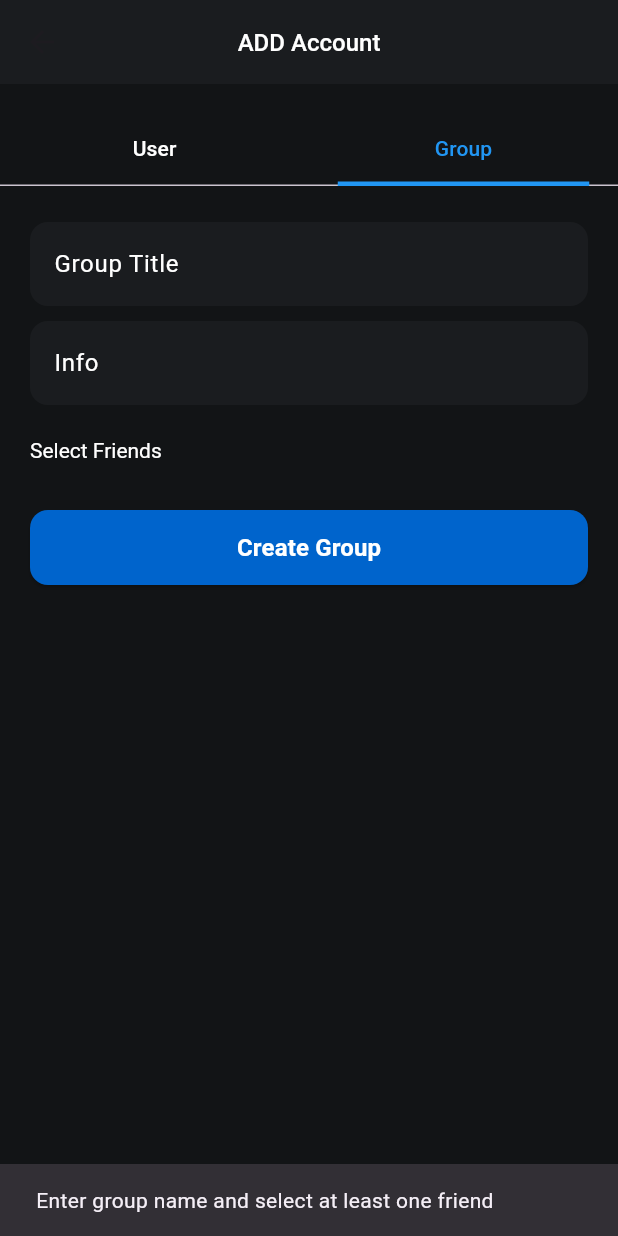
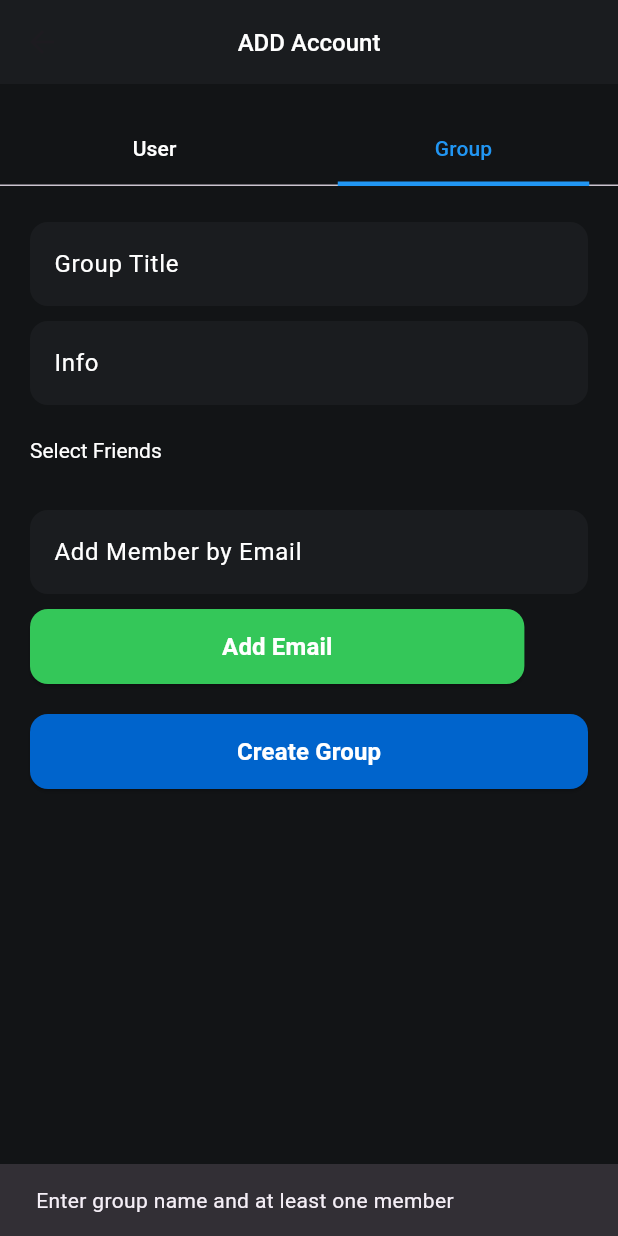
Before and after one commit to abdullah-habeel/ledgu, a Flutter app: the UserGroupScreen screen opened directly, tab 2 chosen, after a tap on "Create Group", on a phone screen of 412 x 824 dp. Run offline on Flutter 3.47's test engine with Material 3 defaults, Android fonts, the phone set to English and light mode, and no system bars; our stand-ins replace cloud_firestore, firebase_auth, firebase_core, pin_code_fields; accounts and stored records are empty.

Commit message:
new changes in ui

```diff
--- a/lib/view/screens/transaction.dart
+++ b/lib/view/screens/transaction.dart
@@ -1,4 +1,3 @@
-import 'package:cloud_firestore/cloud_firestore.dart';
 import 'package:flutter/material.dart';
 import 'package:ledgu/controller/screens_controller/transaction_controller.dart';
 import 'package:ledgu/utilties/colors.dart';
@@ -106,7 +105,7 @@ class TransactionPage extends StatelessWidget {
                     snapshot.hasData ? snapshot.data!.join(", ") : "Loading...";
                 return TransactionTileWidget(
                   title: "Group Transaction",
-                  subtitle: "From: ${fromUid} To: $displayTo",
+                  subtitle: "From: $fromUid To: $displayTo",
                   amount: amount,
                   date: date,
                 );
--- a/lib/view/screens/user_group.dart
+++ b/lib/view/screens/user_group.dart
@@ -1,6 +1,5 @@
-// ignore_for_file: use_build_context_synchronously
-
 import 'package:flutter/material.dart';
+import 'package:ledgu/controller/screens_controller/friend_controller.dart';
 import 'package:ledgu/controller/screens_controller/group_controller.dart';
 import 'package:ledgu/utilties/colors.dart';
 import 'package:ledgu/widgets/button.dart';
@@ -18,16 +17,20 @@ class UserGroupScreen extends StatefulWidget {
 class _UserGroupScreenState extends State<UserGroupScreen> with SingleTickerProviderStateMixin {
   late TabController tabController;
 
-  final GroupController controller = GroupController();
+  final FriendController controller = FriendController();
+  final GroupController groupController = GroupController();
 
   final TextEditingController emailController = TextEditingController();
   final TextEditingController groupNameController = TextEditingController();
   final TextEditingController groupInfoController = TextEditingController();
+  final TextEditingController newMemberEmailController = TextEditingController();
 
   Map<String, dynamic>? userData;
   List<Map<String, dynamic>> friends = [];
   List<String> selectedFriendUids = [];
+  List<Map<String, dynamic>> addedEmails = [];
   bool isLoading = false;
+  bool isAddingEmail = false;
 
   @override
   void initState() {
@@ -37,7 +40,7 @@ class _UserGroupScreenState extends State<UserGroupScreen> with SingleTickerProv
   }
 
   Future<void> loadFriends() async {
-    final loadedFriends = await controller.loadFriends();
+    final loadedFriends = await controller.getFriends();
     setState(() => friends = loadedFriends);
   }
 
@@ -50,7 +53,7 @@ class _UserGroupScreenState extends State<UserGroupScreen> with SingleTickerProv
       userData = null;
     });
 
-    final data = await controller.getUserByEmail(email);
+    final data = await groupController.getUserByEmail(email);
     if (data != null) {
       setState(() => userData = data);
     } else {
@@ -60,25 +63,44 @@ class _UserGroupScreenState extends State<UserGroupScreen> with SingleTickerProv
     setState(() => isLoading = false);
   }
 
-  Future<void> createGroup() async {
-    final name = groupNameController.text.trim();
-    final info = groupInfoController.text.trim();
+  Future<void> addFriend() async {
+    if (userData == null) return;
+    final friendUid = userData!['uid'] ?? userData!['id'];
+    await controller.addFriend(friendUid);
 
-    if (name.isEmpty || selectedFriendUids.isEmpty) {
+    ScaffoldMessenger.of(context).showSnackBar(
+      const SnackBar(content: Text("Friend added successfully")),
+    );
+
+    await loadFriends();
+  }
+
+  Future<void> addEmailMemberToGroup() async {
+    final email = newMemberEmailController.text.trim();
+    if (email.isEmpty) return;
+
+    setState(() {
+      isAddingEmail = true;
+    });
+
+    final data = await groupController.getUserByEmail(email);
+    if (data != null) {
+      final uid = data['uid'] ?? data['id'];
+      if (!selectedFriendUids.contains(uid)) {
+        selectedFriendUids.add(uid);
+        addedEmails.add(data);
+      }
       ScaffoldMessenger.of(context).showSnackBar(
-          const SnackBar(content: Text("Enter group name and select at least one friend")));
-      return;
+        const SnackBar(content: Text("User added to group")),
+      );
+    } else {
+      ScaffoldMessenger.of(context).showSnackBar(
+        const SnackBar(content: Text("User not found")),
+      );
     }
 
-    await controller.createGroup(name, info, selectedFriendUids);
-
-    setState(() {
-      groupNameController.clear();
-      groupInfoController.clear();
-      selectedFriendUids.clear();
-    });
-
-    ScaffoldMessenger.of(context).showSnackBar(const SnackBar(content: Text("Group created successfully")));
+    newMemberEmailController.clear();
+    setState(() => isAddingEmail = false);
   }
 
   @override
@@ -86,6 +108,7 @@ class _UserGroupScreenState extends State<UserGroupScreen> with SingleTickerProv
     emailController.dispose();
     groupNameController.dispose();
     groupInfoController.dispose();
+    newMemberEmailController.dispose();
     tabController.dispose();
     super.dispose();
   }
@@ -97,7 +120,12 @@ class _UserGroupScreenState extends State<UserGroupScreen> with SingleTickerProv
       appBar: AppBar(
         backgroundColor: AppColors.black2,
         leading: const BackButton(),
-        title: const MyText(text: 'ADD Account', color: Colors.white, fontSize: 16, fontWeight: FontWeight.w500),
+        title: const MyText(
+          text: 'ADD Account',
+          color: Colors.white,
+          fontSize: 16,
+          fontWeight: FontWeight.w500,
+        ),
         centerTitle: true,
       ),
       body: Column(
@@ -145,12 +173,18 @@ class _UserGroupScreenState extends State<UserGroupScreen> with SingleTickerProv
                   MyText(text: "City: ${userData!['city']}", color: Colors.white, fontSize: 14),
                   const GapBox(5),
                   MyText(text: "Contact: ${userData!['contact']}", color: Colors.white, fontSize: 14),
+                  const GapBox(10),
+                  MyButton(
+                    text: 'Add Friend',
+                    backgroundColor: AppColors.green,
+                    onPressed: addFriend,
+                  ),
                 ],
               ),
             ),
           const GapBox(20),
           MyButton(
-            text: isLoading ? "Loading..." : "Continue",
+            text: isLoading ? "Loading..." : "Search",
             backgroundColor: AppColors.blue2,
             fixedWidth: double.infinity,
             onPressed: isLoading ? null : fetchUserByEmail,
@@ -166,10 +200,23 @@ class _UserGroupScreenState extends State<UserGroupScreen> with SingleTickerProv
       child: Column(
         crossAxisAlignment: CrossAxisAlignment.start,
         children: [
-          MyTextFormField(controller: groupNameController, labelText: 'Group Title', hintText: 'Enter Group Name'),
+          // Group Name
+          MyTextFormField(
+            controller: groupNameController,
+            labelText: 'Group Title',
+            hintText: 'Enter Group Name',
+          ),
           const GapBox(10),
-          MyTextFormField(controller: groupInfoController, labelText: 'Info', hintText: 'Enter Group Info'),
+
+          // Group Info
+          MyTextFormField(
+            controller: groupInfoController,
+            labelText: 'Info',
+            hintText: 'Enter Group Info',
+          ),
           const GapBox(20),
+
+          // Select friends from existing friends
           const MyText(text: "Select Friends", color: Colors.white, fontSize: 14),
           const GapBox(10),
           ...friends.map((f) {
@@ -189,12 +236,59 @@ class _UserGroupScreenState extends State<UserGroupScreen> with SingleTickerProv
               activeColor: AppColors.blue2,
             );
           }),
+
           const GapBox(20),
+
+          // New member email field like other fields
+          MyTextFormField(
+            controller: newMemberEmailController,
+            labelText: 'Add Member by Email',
+            hintText: 'Enter user email',
+          ),
+          const GapBox(10),
+          MyButton(
+            text: isAddingEmail ? "Adding..." : "Add Email",
+            backgroundColor: AppColors.green,
+            onPressed: isAddingEmail ? null : addEmailMemberToGroup,
+          ),
+
+          // Show added emails below
+          ...addedEmails.map((e) => Padding(
+                padding: const EdgeInsets.only(top: 5),
+                child: MyText(text: "Added: ${e['fullName']}", color: Colors.white, fontSize: 14),
+              )),
+
+          const GapBox(20),
+
+          // Create group button
           MyButton(
             text: 'Create Group',
             fixedWidth: double.infinity,
             backgroundColor: AppColors.blue2,
-            onPressed: createGroup,
+            onPressed: () async {
+              if (groupNameController.text.isEmpty || selectedFriendUids.isEmpty) {
+                ScaffoldMessenger.of(context).showSnackBar(
+                  const SnackBar(content: Text("Enter group name and at least one member")),
+                );
+                return;
+              }
+
+              await groupController.createGroup(
+                groupNameController.text,
+                groupInfoController.text,
+                selectedFriendUids,
+              );
+
+              groupNameController.clear();
+              groupInfoController.clear();
+              newMemberEmailController.clear();
+              selectedFriendUids.clear();
+              addedEmails.clear();
+
+              ScaffoldMessenger.of(context).showSnackBar(
+                const SnackBar(content: Text("Group created successfully")),
+              );
+            },
           ),
           const GapBox(30),
         ],
--- a/lib/widgets/screens_widgets/group_list.dart
+++ b/lib/widgets/screens_widgets/group_list.dart
@@ -76,7 +76,7 @@ class GroupListWidget extends StatelessWidget {
                   ),
                 ),
               );
-            }).toList(),
+            }),
           ],
         );
       },
--- a/lib/widgets/screens_widgets/sendmoney_split.dart
+++ b/lib/widgets/screens_widgets/sendmoney_split.dart
@@ -20,9 +20,9 @@ class SendMoneySplitSheet extends StatefulWidget {
 class _SendMoneySplitSheetState extends State<SendMoneySplitSheet> {
   final TextEditingController _amountController = TextEditingController();
 
-  Map<String, bool> _selectedMembers = {};
+  final Map<String, bool> _selectedMembers = {};
   Map<String, double> _memberAmounts = {};
-  Map<String, String> _memberNames = {}; // UID → fullName
+  final Map<String, String> _memberNames = {}; // UID → fullName
   double totalAmount = 0;
   bool loadingNames = true;
 
```
Also changed, not shown: lib/controller/screens_controller/friend_controller.dart (+31 -8 lines), lib/controller/screens_controller/transaction_controller.dart (+68 -19 lines), lib/view/screens/friend.dart (+17 -22 lines), lib/view/screens/history.dart (+71 -3 lines), lib/controller/screens_controller/group_controller.dart (line endings or trailing spaces).
